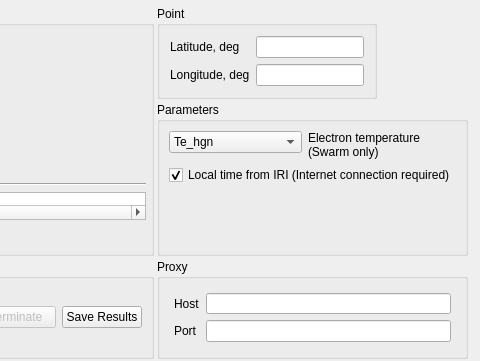
Old version of the form ui/MainWnd.ui in the repository Albom/DMSP_Pass; both pictures show x 301 to 781 and y 0 to 361 of the 781 by 580 pixel window.
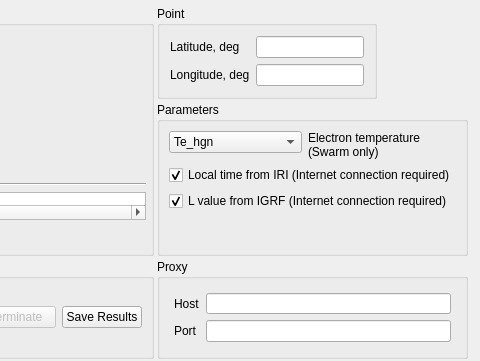
New version of the form.

What changed in the file:
```diff
--- a/ui/MainWnd.ui
+++ b/ui/MainWnd.ui
@@ -693,6 +693,16 @@
                </property>
               </widget>
              </item>
+             <item row="2" column="0" colspan="2">
+              <widget class="QCheckBox" name="checkLShell">
+               <property name="text">
+                <string>L value from IGRF (Internet connection required)</string>
+               </property>
+               <property name="checked">
+                <bool>true</bool>
+               </property>
+              </widget>
+             </item>
             </layout>
            </item>
           </layout>
```
